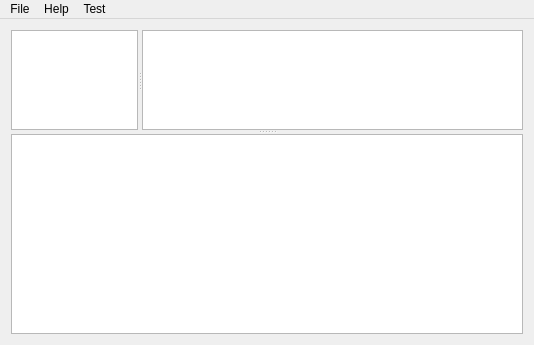
Before: the Qt Designer form Modern_technologies/Qt/MailClient/mainwindow.ui in rutsky/semester07, drawn with Qt 5.
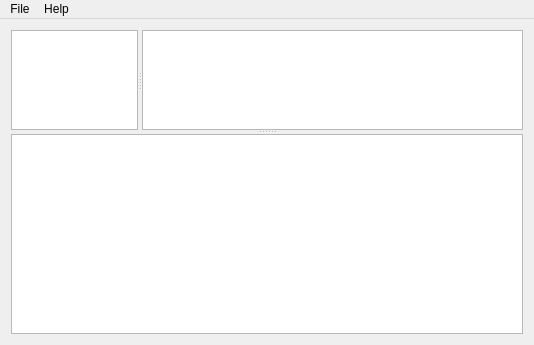
After: the same form once the commit is applied.

Commit message: Qt: Mail Client: remove test items

The edit to the form file:
```diff
--- a/Modern_technologies/Qt/MailClient/mainwindow.ui
+++ b/Modern_technologies/Qt/MailClient/mainwindow.ui
@@ -123,19 +123,8 @@
     </property>
     <addaction name="actionAbout"/>
    </widget>
-   <widget class="QMenu" name="menuTest">
-    <property name="enabled">
-     <bool>true</bool>
-    </property>
-    <property name="title">
-     <string>Test</string>
-    </property>
-    <addaction name="actionTest1"/>
-    <addaction name="actionTest2"/>
-   </widget>
    <addaction name="menuFile"/>
    <addaction name="menuHelp"/>
-   <addaction name="menuTest"/>
   </widget>
   <action name="actionQuit">
    <property name="text">
```
Left out of the diff: 10 changed lines with no effect on the pictures.
